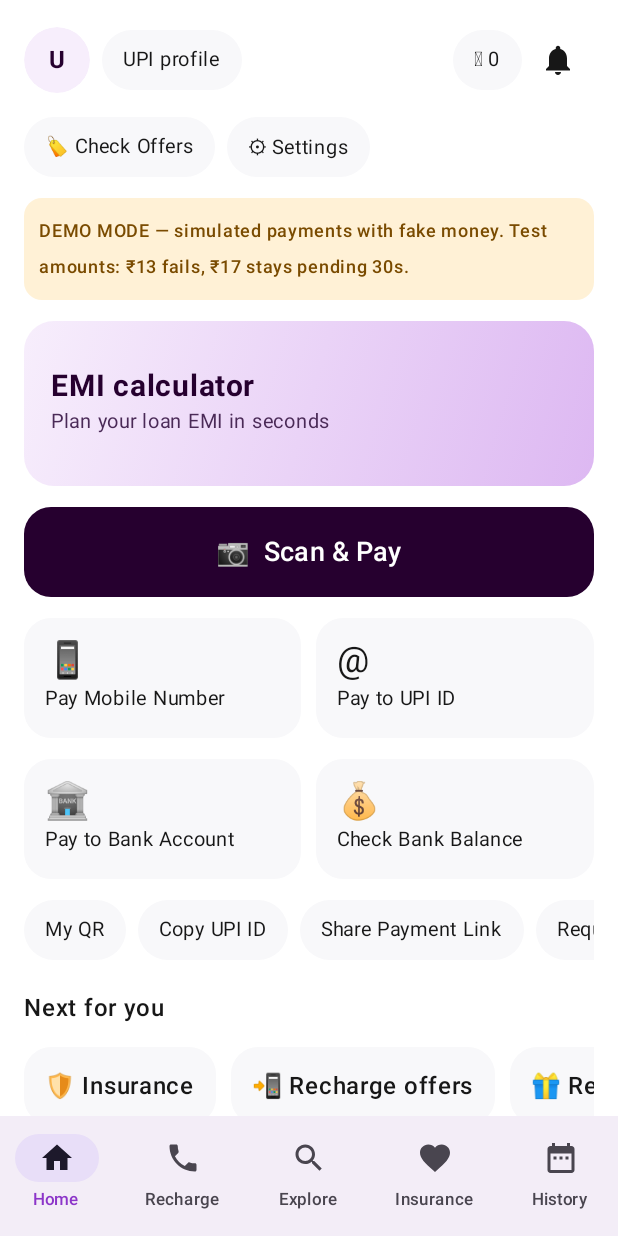
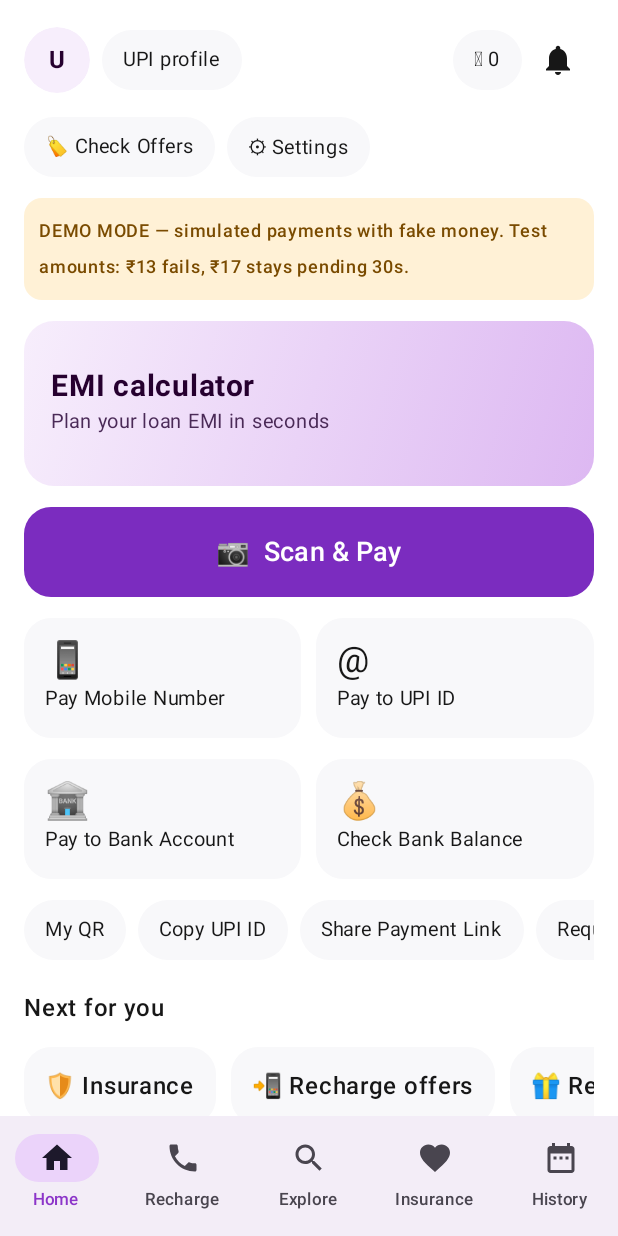
Before and after one commit to mkt2001/PayNova, an Android app built with Jetpack Compose: the screen it shows after launch (MainActivity), on a phone screen of 412 x 824 dp. Run offline under Robolectric (Android 15) with nearby library versions, the phone set to English and light mode, and no system bars; our stand-ins replace Room's generated code; 1 statement that could not run was skipped.

Commit message:
Add secondary and secondaryContainer colors to theme

```diff
--- a/app/src/main/java/com/paynova/upi/ui/Common.kt
+++ b/app/src/main/java/com/paynova/upi/ui/Common.kt
@@ -74,12 +74,12 @@ val Red = Color(0xFFC62828)
 @Composable
 fun PayNovaTheme(dark: Boolean, content: @Composable () -> Unit) {
     val scheme = if (dark) darkColorScheme(
-        primary = Color(0xFFD7A8F5), onPrimary = Purple, secondary = Violet,
+        primary = Color(0xFFD7A8F5), onPrimary = Purple, secondary = Violet, secondaryContainer = Color(0xFF4A1D5E),
         background = Color(0xFF120016), surface = Color(0xFF1C0A22),
         onBackground = Color(0xFFF2E8F6), onSurface = Color(0xFFF2E8F6),
         surfaceVariant = Color(0xFF2A1531), primaryContainer = Color(0xFF3A1546), onPrimaryContainer = Color(0xFFF2E8F6)
     ) else lightColorScheme(
-        primary = Purple, onPrimary = Color.White, secondary = Violet,
+        primary = Color(0xFF7B2CBF), onPrimary = Color.White, secondary = Violet, secondaryContainer = Color(0xFFEBD3FA),
         background = Color.White, surface = Color.White, onBackground = Ink, onSurface = Ink,
         surfaceVariant = CardBg, primaryContainer = LightPurple, onPrimaryContainer = Purple
     )
```
